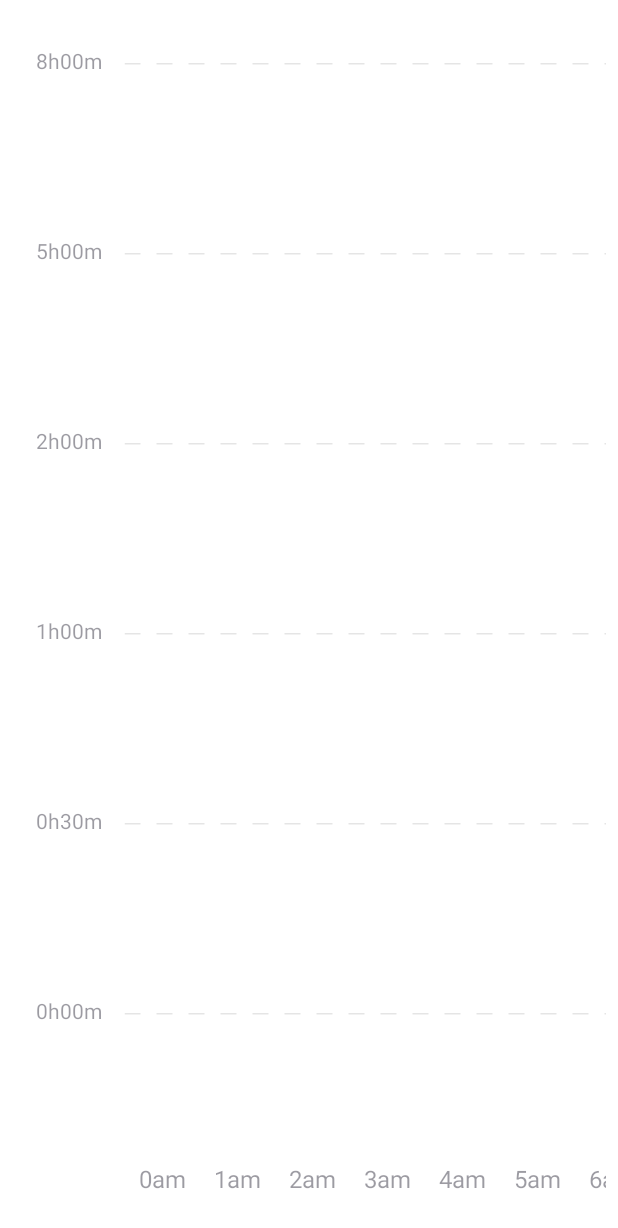
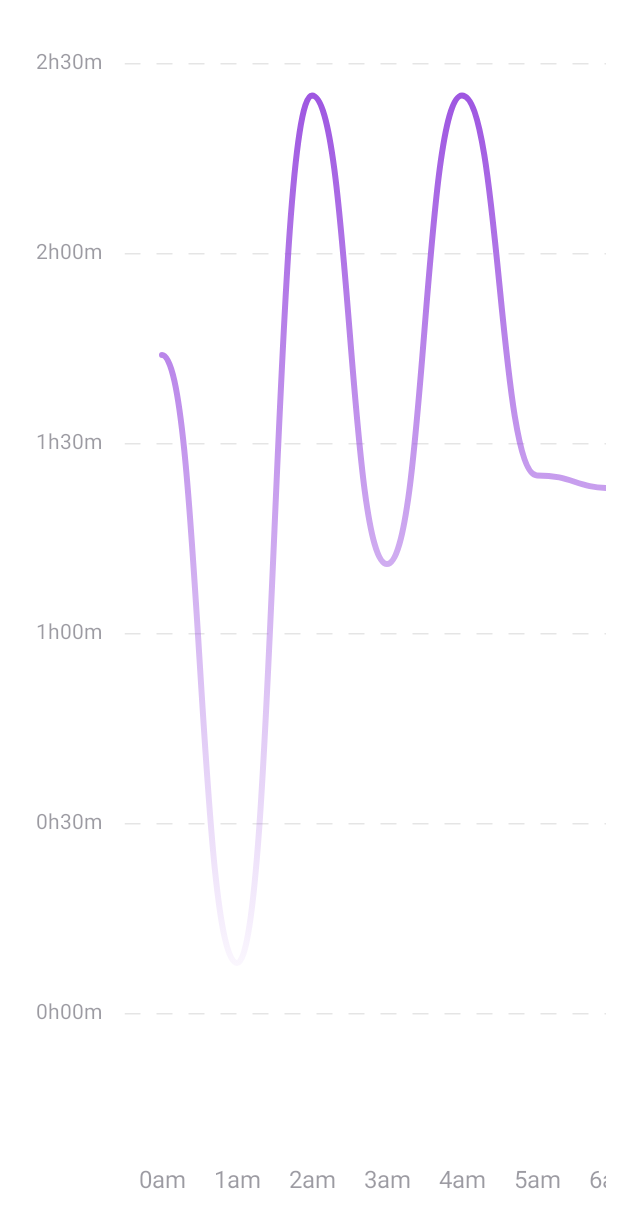
Before and after one commit to KhussanAminzhanov/TimePadTracker, an Android app built with Jetpack Compose: the @Preview function ReportChartPreview, on a phone screen of 412 x 824 dp. Shown: the top 1228 px of the screen. Run offline under Robolectric (Android 15) with nearby library versions, the phone set to English and light mode, and no system bars; our stand-ins replace constraintlayout-compose, livedata-compose.

Commit message:
add bezier curves to chart

```diff
--- a/app/src/main/java/com/timepad/timepadtracker/presentation/screens/report/LineChart.kt
+++ b/app/src/main/java/com/timepad/timepadtracker/presentation/screens/report/LineChart.kt
@@ -14,11 +14,9 @@ import androidx.compose.runtime.remember
 import androidx.compose.ui.Modifier
 import androidx.compose.ui.geometry.Offset
 import androidx.compose.ui.geometry.Size
-import androidx.compose.ui.graphics.Color
-import androidx.compose.ui.graphics.PathEffect
+import androidx.compose.ui.graphics.*
+import androidx.compose.ui.graphics.drawscope.Stroke
 import androidx.compose.ui.graphics.drawscope.inset
-import androidx.compose.ui.graphics.nativeCanvas
-import androidx.compose.ui.graphics.toArgb
 import androidx.compose.ui.tooling.preview.Preview
 import androidx.compose.ui.unit.dp
 import com.timepad.timepadtracker.presentation.theme.*
@@ -39,20 +37,17 @@ fun Chart(
     val textSizeHorizontal = 16.dp
     val textPaint = remember { Paint().apply { color = textColor.toArgb() } }
 
-    val horizontalLines = 24
+    val horizontalLines = data.size
     val horizontalPadding = 16.dp
     val horizontalSpacing = 50.dp
 
-    val timeIntervals = listOf(180, 180, 60, 30, 30, 0)
+    val timeIntervals = listOf<Long>(30, 30, 30, 30, 30, 0)
     val verticalLines = timeIntervals.size
+    val maxInterval = 150 * ONE_MINUTE
     val verticalPadding = 24.dp
     var verticalLineSpacing: Float
 
     val chartStartPadding = (textSizeVertical * 5) + 5.dp
-
-    val showHelpLines = false
-    val showHelpBox = false
-    val showHelpChartBox = false
 
     Canvas(
         modifier = modifier
@@ -67,20 +62,8 @@ fun Chart(
         ) {
             verticalLineSpacing = size.height / verticalLines
             var position: Float
-
             for (i in verticalLines - 1 downTo 0) {
                 position = verticalLineSpacing * i
-
-                //HELPING LINES
-                if (showHelpLines) {
-                    drawLine(
-                        color = Purple,
-                        start = Offset(x = 0F, y = position),
-                        end = Offset(x = size.width, y = position),
-                        strokeWidth = 1.dp.toPx()
-                    )
-                }
-
                 //DOTTED LINE
                 drawLine(
                     color = lineColor,
@@ -96,11 +79,6 @@ fun Chart(
                     pathEffect = PathEffect.dashPathEffect(FloatArray(4) { 16F })
                 )
             }
-
-            //HELPING BOX
-            if (showHelpBox) {
-                drawRect(color = Purple, alpha = 0.4f)
-            }
         }
 
         //HORIZONTAL AXIS
@@ -112,12 +90,9 @@ fun Chart(
         ) {
             var position: Float
             var labelHorizontal: String
-
             for (i in 0 until horizontalLines) {
                 position = i * horizontalSpacing.toPx()
                 labelHorizontal = if (i > 12) "${i - 12}pm" else "${i}am"
-
-                //HORIZONTAL LABELS
                 drawContext.canvas.nativeCanvas.apply {
                     drawText(
                         labelHorizontal,
@@ -129,20 +104,6 @@ fun Chart(
                         }
                     )
                 }
-
-                //HELP LINES
-                if (showHelpLines) {
-                    drawLine(
-                        color = Green,
-                        start = Offset(x = position, y = 0F),
-                        end = Offset(x = position, y = size.height)
-                    )
-                }
-            }
-
-            //HELPING BOX
-            if (showHelpChartBox) {
-                drawRect(color = Green, alpha = 0.4f)
             }
         }
 
@@ -151,22 +112,53 @@ fun Chart(
         val verticalSpacing = height / verticalLines
         inset(
             left = chartStartPadding.toPx(),
-            top = verticalPadding.toPx() + textSizeVertical.toPx() / 2,
+            top = verticalPadding.toPx() + textSizeVertical.toPx() / 2 + textSizeVertical.toPx() / 4,
             right = horizontalPadding.toPx(),
-            bottom = verticalPadding.toPx() + verticalSpacing - textSizeVertical.toPx() / 2
+            bottom = verticalPadding.toPx() + verticalSpacing - textSizeVertical.toPx() / 2 - textSizeVertical.toPx() / 4
         ) {
-            //HELPING BOX
-            if (showHelpBox) {
-                drawRect(color = Black, alpha = 0.1f)
+            val points = mutableListOf<Offset>()
+            val controlPointsOne = mutableListOf<Offset>()
+            val controlPointsTwo = mutableListOf<Offset>()
+
+            var percentage: Float
+            var x: Float
+            var y: Float
+
+            for (i in 0 until horizontalLines) {
+                percentage = data[i].toFloat() * 100 / maxInterval / 100
+                x = horizontalSpacing.toPx() * i + horizontalSpacing.toPx() / 2
+                y = size.height * (1f - percentage)
+                points.add(Offset(x, y))
             }
+
+            for (i in 0 until points.size - 1) {
+                controlPointsOne.add(Offset((points[i].x + points[i + 1].x) / 2, points[i].y))
+                controlPointsTwo.add(Offset((points[i].x + points[i + 1].x) / 2, points[i + 1].y))
+            }
+
+            val path = Path().apply {
+                moveTo(points.first().x, points.first().y)
+                for (i in 0 until points.size - 1) {
+                    cubicTo(
+                        x1 = controlPointsOne[i].x, y1 = controlPointsOne[i].y,
+                        x2 = controlPointsTwo[i].x, y2 = controlPointsTwo[i].y,
+                        x3 = points[i + 1].x, y3 = points[i + 1].y
+                    )
+                }
+            }
+
+            drawPath(
+                brush = Brush.verticalGradient(colors = listOf(Purple, Color.Transparent)),
+                path = path,
+                style = Stroke(
+                    width = 4.dp.toPx(),
+                    cap = StrokeCap.Round
+                )
+            )
         }
     }
 
-    Canvas(
-        modifier = Modifier
-            .fillMaxHeight()
-            .width(100.dp)
-    ) {
+    Canvas(modifier = Modifier.fillMaxHeight()) {
         drawRect(
             color = backGroundColor,
             size = Size(
@@ -219,5 +211,6 @@ fun ChartPreview() {
     }
 }
 
-const val TEN_MINUTE = 10 * ONE_MINUTE
-val data = listOf(0, 10, 43, 60, 32, 5).map { it * TEN_MINUTE }
+fun getRandom() = (0..150).random()
+val data = List(24) { getRandom() * ONE_MINUTE }
+//val data = List(24) { 120 * ONE_MINUTE}
```
Also changed, not shown: app/src/main/java/com/timepad/timepadtracker/presentation/screens/report/CanvasSandbox.kt (+70 -49 lines).
